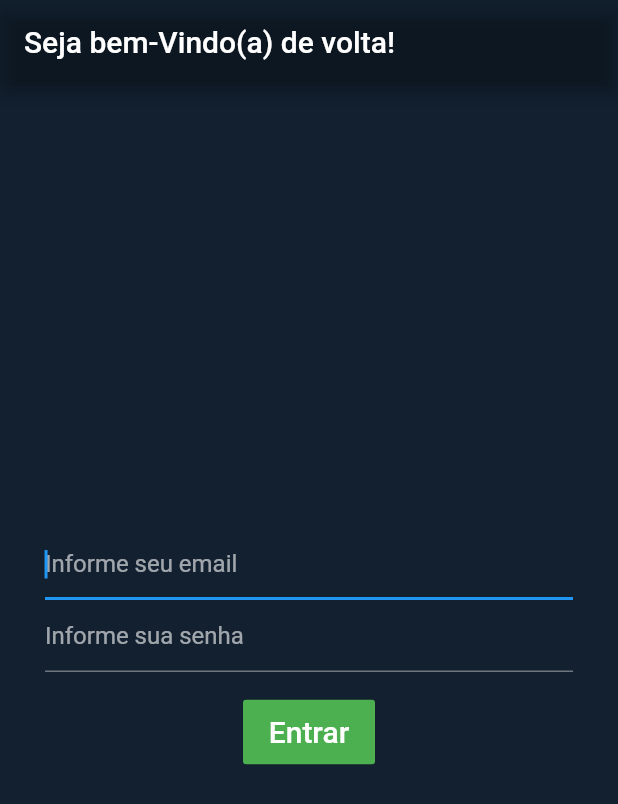
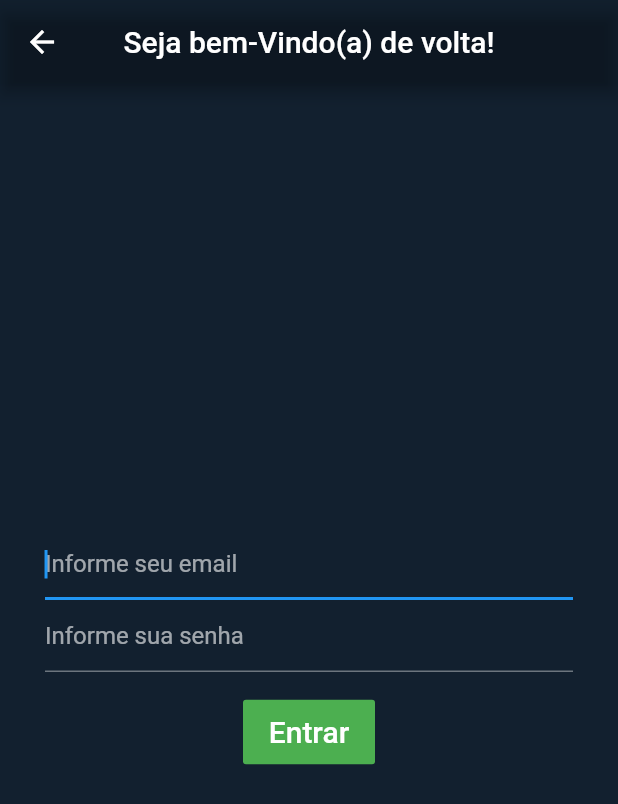
Before and after one commit to GEspinosa7/MyPersonalAPP, a Flutter app: the screen it shows after launch, after a tap on "Login", on a phone screen of 412 x 824 dp. Shown: the top 804 px of the screen. Run offline on Flutter 3.47's test engine with Material 2 defaults, Android fonts, the phone set to English and light mode, and no system bars; our stand-ins replace dio.

Commit message:
Update AppBar

```diff
--- a/lib/login.dart
+++ b/lib/login.dart
@@ -1,45 +1,17 @@
 import 'package:flutter/material.dart';
 
-import 'searchPersonal.dart';
+import 'searchTrainer.dart';
 
 final Color darkBlue = Color.fromARGB(255, 18, 32, 47);
-
 
 class LoginPage extends StatelessWidget {
   @override
   Widget build(BuildContext context) {
-    return MaterialApp(
-      theme: ThemeData.dark().copyWith(scaffoldBackgroundColor: darkBlue),
-      debugShowCheckedModeBanner: false,
-      home: Scaffold(
-        resizeToAvoidBottomPadding: false,
-        body: Center(
-          child: MyWidget(),
-        ),
-      ),
-    );
-  }
-}
-
-class MyWidget extends StatelessWidget {
-  @override
-  Widget build(BuildContext context) {
-    return MaterialApp(
-      theme: ThemeData.dark().copyWith(scaffoldBackgroundColor: darkBlue),
-      debugShowCheckedModeBanner: false,
-      home: Scaffold(
+    return Scaffold(
         appBar: AppBar(
           title: Text('Seja bem-Vindo(a) de volta!', textAlign: TextAlign.center),
-          centerTitle: false,
+          centerTitle: true,
           backgroundColor: Colors.transparent,
-          // actions: <Widget>[
-          //   IconButton(
-          //     icon: Icon(Icons.arrow_back),
-          //     onPressed: () {
-          //       Navigator.pop(context);
-          //     },
-          //   ),
-          // ],
         ),
         body: Padding(
             padding: const EdgeInsets.only(right: 30, left: 30),
@@ -85,7 +57,7 @@ class MyWidget extends StatelessWidget {
                             // the form is invalid.
                             if (_formKey.currentState.validate()) {
                                Navigator.push(context, MaterialPageRoute(builder: (context) {
-                          return PersonalListPage();
+                          return ListTrainer();
                         }));
                             }
                           },
@@ -96,8 +68,7 @@ class MyWidget extends StatelessWidget {
                 ],
               ),
             )),
-      ),
-    );
+      );
   }
 }
 
```
Also changed, not shown: lib/createA.dart (+3 -26 lines), lib/register1.dart (+1 -18 lines), lib/register2.dart (+3 -22 lines).
